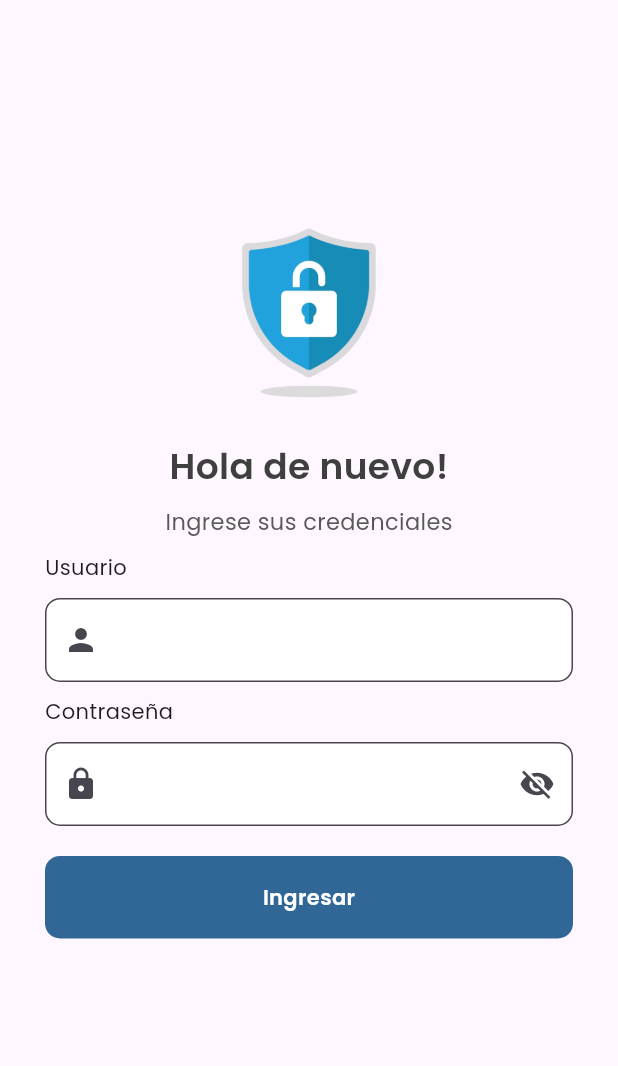
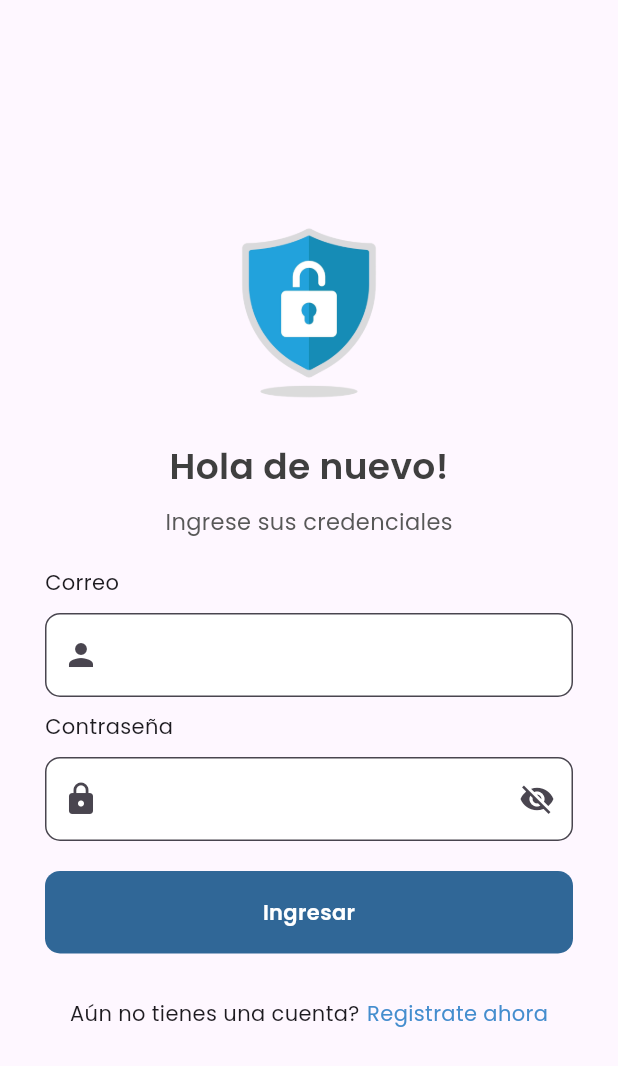
Before and after one commit to silverblade34/app_signiafase2, a Flutter app: the screen it shows after launch, on a phone screen of 412 x 824 dp. Shown: the top 1066 px of the screen. Run offline on Flutter 3.47's test engine with Material 3 defaults, Android fonts, the phone set to English and light mode, and no system bars; our stand-ins replace dio, flutter_dotenv, flutter_spinkit, get, get_storage, wakelock_plus.

Commit message:
change: animation splash y login

```diff
--- a/lib/config/constants/assets.dart
+++ b/lib/config/constants/assets.dart
@@ -1,5 +1,5 @@
 class AppAssets {
-  static const String splashImage = 'assets/images/splash_furgon.gif';
+  static const String splashImage = 'assets/images/reparto_camion.gif';
   static const String loginImage = 'assets/images/login_fase2.png';
   static const String homeSalidaUnidades = 'assets/images/salidaUnidades.png';
     static const String homeListaEspera = 'assets/images/listaEspera.png';
--- a/lib/config/routes/pages.dart
+++ b/lib/config/routes/pages.dart
@@ -25,6 +25,7 @@ abstract class AppPages {
       page: () => const LoginPage(),
       binding: LoginBinding(),
       transition: Transition.fadeIn,
+      transitionDuration: const Duration(milliseconds: 800),
       middlewares: [AuthMiddleware()],
     ),
     GetPage(
--- a/lib/features/login/presentation/pages/login_page.dart
+++ b/lib/features/login/presentation/pages/login_page.dart
@@ -24,47 +24,78 @@ class LoginPage extends GetView<LoginController> {
                 width: double.infinity,
                 child: Column(
                   children: [
-                    const SizedBox(
-                      height: 10,
-                    ),
-                    Image.asset(
+                    const SizedBox(height: 10),
+                    TweenAnimationBuilder<double>(
+                      duration: const Duration(milliseconds: 800),
+                      tween: Tween(begin: 0.0, end: 1.0),
+                      curve: Curves.easeOut,
+                      builder: (context, value, child) {
+                        return Transform.scale(
+                          scale: value,
+                          child: Opacity(
+                            opacity: value,
+                            child: Image.asset(
                               AppAssets.loginImage,
                               width: 150,
                             ),
-                    const SizedBox(
-                      height: 10,
                           ),
-                    const Text(
+                        );
+                      },
+                    ),
+                    const SizedBox(height: 10),
+                    TweenAnimationBuilder<double>(
+                      duration: const Duration(milliseconds: 800),
+                      tween: Tween(begin: 0.0, end: 1.0),
+                      curve: Curves.easeOut,
+                      builder: (context, value, child) {
+                        return Transform.translate(
+                          offset: Offset(0, 20 * (1 - value)),
+                          child: Opacity(
+                            opacity: value,
+                            child: const Column(
+                              children: [
+                                Text(
                                   "Hola de nuevo!",
                                   style: TextStyle(
                                     fontWeight: FontWeight.bold,
                                     fontSize: 24,
-                          color: Color.fromARGB(255, 63, 63, 63)),
+                                    color: Color.fromARGB(255, 63, 63, 63),
                                   ),
-                    const SizedBox(
-                      height: 10,
                                 ),
-                    const Text(
+                                SizedBox(height: 10),
+                                Text(
                                   "Ingrese sus credenciales",
                                   style: TextStyle(
                                     fontSize: 15,
                                     color: Color.fromARGB(255, 88, 88, 88),
                                   ),
                                 ),
-                    const SizedBox(
-                      height: 10,
+                              ],
                             ),
-                    Column(
+                          ),
+                        );
+                      },
+                    ),
+                    const SizedBox(height: 20),
+                    TweenAnimationBuilder<double>(
+                      duration: const Duration(milliseconds: 1000),
+                      tween: Tween(begin: 0.0, end: 1.0),
+                      curve: Curves.easeOut,
+                      builder: (context, value, child) {
+                        return Transform.translate(
+                          offset: Offset(0, 50 * (1 - value)),
+                          child: Opacity(
+                            opacity: value,
+                            child: Column(
                               crossAxisAlignment: CrossAxisAlignment.start,
                               children: [
-                        const Text("Usuario"),
-                        const SizedBox(
-                          height: 10,
-                        ),
+                                const Text("Correo"),
+                                const SizedBox(height: 10),
                                 TextField(
                                   controller: controller.username,
                                   decoration: const InputDecoration(
-                            prefixIcon: Icon(Icons.person),
+                                    prefixIcon:
+                                        Icon(Icons.person),
                                     filled: true,
                                     fillColor: Colors.white,
                                     border: OutlineInputBorder(
@@ -74,13 +105,9 @@ class LoginPage extends GetView<LoginController> {
                                     ),
                                   ),
                                 ),
-                        const SizedBox(
-                          height: 10,
-                        ),
+                                const SizedBox(height: 10),
                                 const Text("Contraseña"),
-                        const SizedBox(
-                          height: 10,
-                        ),
+                                const SizedBox(height: 10),
                                 Obx(
                                   () => TextField(
                                     controller: controller.password,
@@ -108,9 +135,7 @@ class LoginPage extends GetView<LoginController> {
                                     ),
                                   ),
                                 ),
-                        const SizedBox(
-                          height: 20,
-                        ),
+                                const SizedBox(height: 20),
                                 InkWell(
                                   onTap: () async {
                                     await controller.validateCredentials();
@@ -131,7 +156,31 @@ class LoginPage extends GetView<LoginController> {
                                     ),
                                   ),
                                 ),
+                                const SizedBox(height: 30),
+                                Row(
+                                  mainAxisAlignment: MainAxisAlignment.center,
+                                  children: [
+                                    const Text("Aún no tienes una cuenta?"),
+                                    const SizedBox(
+                                      width: 5,
+                                    ),
+                                    InkWell(
+                                      child: const Text(
+                                        "Registrate ahora",
+                                        style: TextStyle(
+                                            color: AppColors.secondaryColor),
+                                      ),
+                                      onTap: () {
+                                        Get.toNamed("/register");
+                                      },
+                                    )
                                   ],
+                                )
+                              ],
+                            ),
+                          ),
+                        );
+                      },
                     ),
                   ],
                 ),
--- a/lib/main.dart
+++ b/lib/main.dart
@@ -1,4 +1,4 @@
-import 'package:app_signiafase2/config/theme.dart';
+import 'package:app_signiafase2/config/themes/theme.dart';
 import 'package:app_signiafase2/config/routes/pages.dart';
 import 'package:flutter_dotenv/flutter_dotenv.dart';
 import 'package:flutter/material.dart';
```
Also changed, not shown: lib/features/splash/controllers/splash_controller.dart (+40 -4 lines), lib/features/splash/presentation/pages/splash_page.dart (+12 -5 lines), lib/config/themes/theme.dart (renamed from lib/config/theme.dart), 1 other file. Lines whose indentation alone changed are shown as unchanged.
